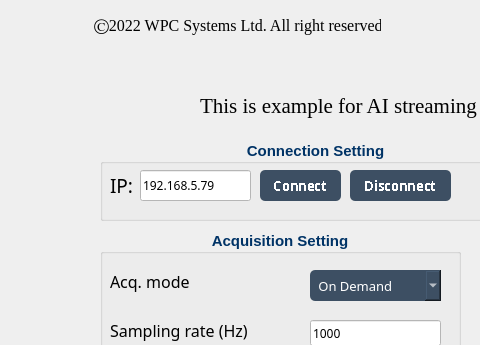
Above: Examples/GUI/AIO/Example_analog_input/UI_design/example_GUI_AI.ui from WPC-Systems-Ltd/WPC_Python_driver_release before the change; both pictures show x 0 to 480 and y 0 to 345 of the 1096 by 891 pixel window. Below: the same form after it.
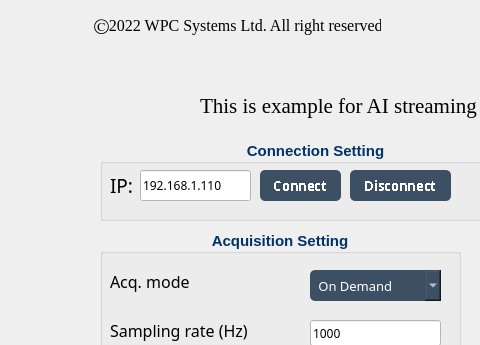
That is the form after the change. Icons and pictures are not drawn. Custom widgets are drawn as their Qt base class.

```diff
--- a/Examples/GUI/AIO/Example_analog_input/UI_design/example_GUI_AI.ui
+++ b/Examples/GUI/AIO/Example_analog_input/UI_design/example_GUI_AI.ui
@@ -564,7 +564,7 @@
       </font>
      </property>
      <property name="text">
-      <string>192.168.5.79</string>
+      <string>192.168.1.110</string>
      </property>
     </widget>
     <widget class="QPushButton" name="btn_connect">
```
